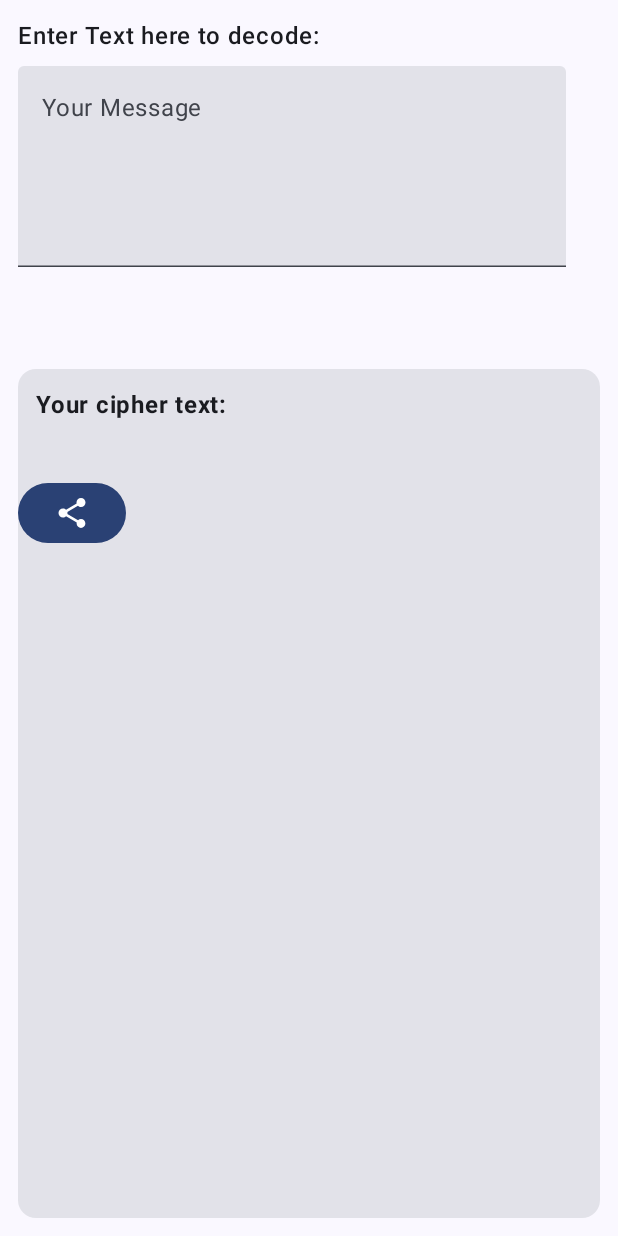
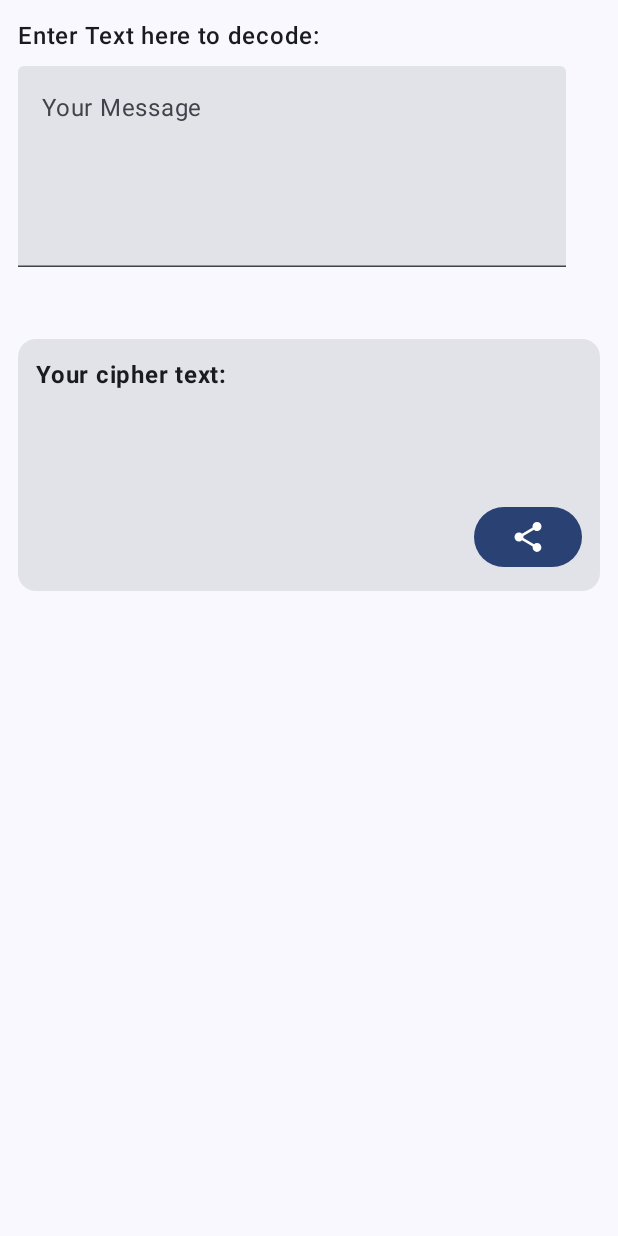
Before and after one commit to khanyousafzaideveloper/Caesar_cipher_cryptography, an Android app built with Jetpack Compose: the screen it shows after launch (MainActivity), on a phone screen of 412 x 824 dp. Run offline under Robolectric (Android 15) with nearby library versions, the phone set to English and light mode, and no system bars.

Commit message:
app complete

```diff
--- a/app/src/main/java/com/example/caesar_cipher_cryptography/AppLogic.kt
+++ b/app/src/main/java/com/example/caesar_cipher_cryptography/AppLogic.kt
@@ -27,7 +27,10 @@ class AppLogic :ViewModel(){
                 "B"
             } else if (it == 93) {
                 "C"
-            } else {
+            }
+            else if (it == 49) {
+            "."
+        }else {
                 it.toChar().toString()
             }
         }.joinToString("")
--- a/app/src/main/java/com/example/caesar_cipher_cryptography/AppScreen.kt
+++ b/app/src/main/java/com/example/caesar_cipher_cryptography/AppScreen.kt
@@ -4,8 +4,11 @@ import android.content.Context
 import android.content.Intent
 import android.graphics.Paint.Align
 import android.text.Layout.Alignment
+import androidx.compose.foundation.layout.Arrangement
 import androidx.compose.foundation.layout.Column
+import androidx.compose.foundation.layout.Row
 import androidx.compose.foundation.layout.Spacer
+import androidx.compose.foundation.layout.fillMaxHeight
 import androidx.compose.foundation.layout.fillMaxSize
 import androidx.compose.foundation.layout.fillMaxWidth
 import androidx.compose.foundation.layout.padding
@@ -36,7 +39,7 @@ import androidx.core.content.ContextCompat.startActivity
 fun Cipher(viewModel: AppLogic = androidx.lifecycle.viewmodel.compose.viewModel()){
     val context = LocalContext.current
     Column( modifier = Modifier
-        .fillMaxSize()
+
         .padding(12.dp)) {
         Text(text = "Enter Text here to decode:", fontWeight = FontWeight(500) )
         TextField(
@@ -49,13 +52,14 @@ fun Cipher(viewModel: AppLogic = androidx.lifecycle.viewmodel.compose.viewModel(
                 .fillMaxWidth()
                 .padding(top = 8.dp, bottom = 8.dp),
             )
-        Spacer(modifier = Modifier.padding(30.dp))
-        Card(modifier = Modifier.fillMaxSize()){
+        Spacer(modifier = Modifier.padding(20.dp))
+        Card(modifier = Modifier.fillMaxWidth()){
             Text(text = "Your cipher text: ", Modifier.padding(12.dp) , fontWeight = FontWeight(700))
-            Text(text=viewModel.convert())
-            Button(onClick = { shareContent(context, viewModel.convert()) }) {
-               Icon(imageVector =  Icons.Filled.Share, contentDescription = null)
-                Modifier.align
+            Text(text=viewModel.convert(), Modifier.padding(12.dp))
+            Row (modifier = Modifier.fillMaxWidth(), horizontalArrangement = Arrangement.End){
+                Button(onClick = { shareContent(context, viewModel.convert()) }, Modifier.padding(12.dp)) {
+                    Icon(imageVector = Icons.Filled.Share, contentDescription = null)
+                }
             }
         }
 
```
